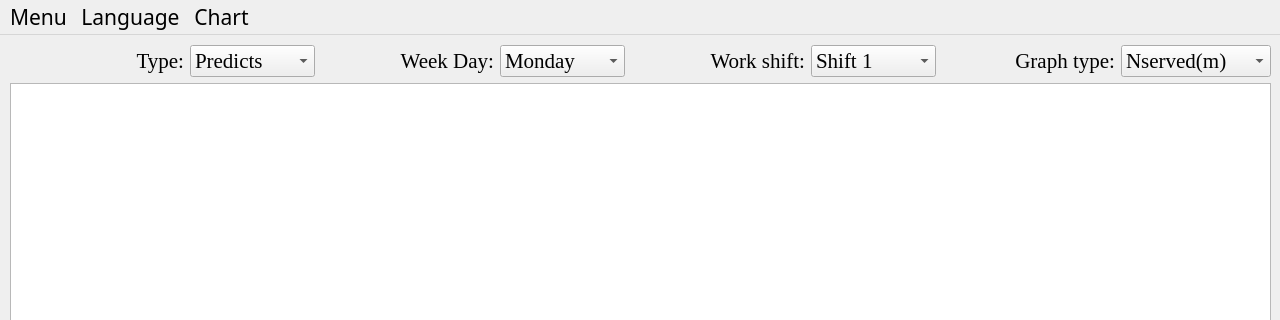
Qt form src/view/mainwindow.ui (Vemestael/gw-dss-cpp) before a commit; both pictures show x 0 to 1280 and y 0 to 320 of the 1280 by 680 pixel window.
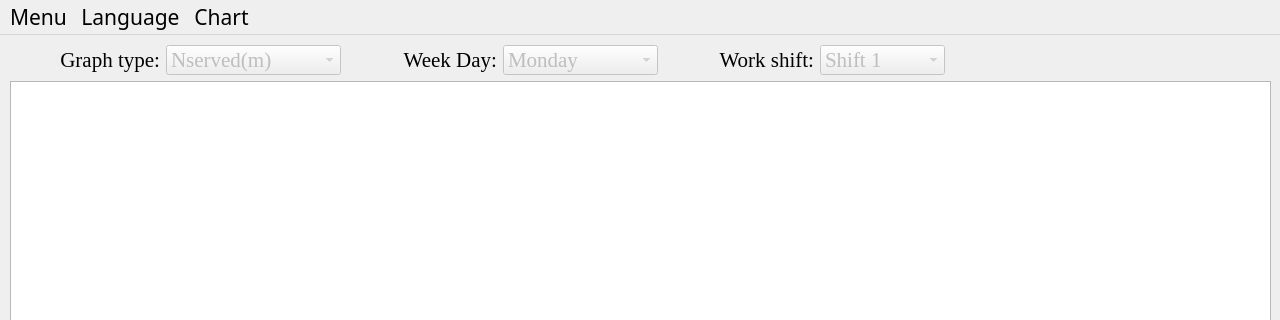
The same form after that commit.

Commit message: add output of operating characteristics to graph

The edit to the form file:
```diff
--- a/src/view/mainwindow.ui
+++ b/src/view/mainwindow.ui
@@ -669,7 +669,13 @@
      <item row="0" column="0" colspan="2">
       <layout class="QHBoxLayout" name="horizontalLayout_7">
        <item>
-        <widget class="QLabel" name="label_9">
+        <widget class="QLabel" name="label_12">
+         <property name="minimumSize">
+          <size>
+           <width>150</width>
+           <height>30</height>
+          </size>
+         </property>
          <property name="font">
           <font>
            <family>Times New Roman</family>
@@ -677,7 +683,7 @@
           </font>
          </property>
          <property name="text">
-          <string>Type:</string>
+          <string>Graph type:</string>
          </property>
          <property name="alignment">
           <set>Qt::AlignRight|Qt::AlignTrailing|Qt::AlignVCenter</set>
@@ -685,17 +691,20 @@
         </widget>
        </item>
        <item>
-        <widget class="QComboBox" name="typeBox">
+        <widget class="QComboBox" name="graphBox">
+         <property name="enabled">
+          <bool>false</bool>
+         </property>
          <property name="minimumSize">
           <size>
-           <width>125</width>
-           <height>32</height>
+           <width>175</width>
+           <height>30</height>
           </size>
          </property>
          <property name="maximumSize">
           <size>
-           <width>125</width>
-           <height>32</height>
+           <width>175</width>
+           <height>30</height>
           </size>
          </property>
          <property name="font">
@@ -706,7 +715,7 @@
          </property>
          <item>
           <property name="text">
-           <string>Predicts</string>
+           <string>Nserved(m)</string>
           </property>
          </item>
          <item>
@@ -718,6 +727,12 @@
        </item>
        <item>
         <widget class="QLabel" name="label_10">
+         <property name="minimumSize">
+          <size>
+           <width>150</width>
+           <height>30</height>
+          </size>
+         </property>
          <property name="font">
           <font>
            <family>Times New Roman</family>
@@ -734,16 +749,19 @@
        </item>
        <item>
         <widget class="QComboBox" name="dayBox">
+         <property name="enabled">
+          <bool>false</bool>
+         </property>
          <property name="minimumSize">
           <size>
-           <width>125</width>
-           <height>32</height>
+           <width>155</width>
+           <height>30</height>
           </size>
          </property>
          <property name="maximumSize">
           <size>
-           <width>125</width>
-           <height>32</height>
+           <width>155</width>
+           <height>30</height>
           </size>
          </property>
          <property name="font">
@@ -791,6 +809,12 @@
        </item>
        <item>
         <widget class="QLabel" name="label_11">
+         <property name="minimumSize">
+          <size>
+           <width>150</width>
+           <height>30</height>
+          </size>
+         </property>
          <property name="font">
           <font>
            <family>Times New Roman</family>
@@ -807,16 +831,19 @@
        </item>
        <item>
         <widget class="QComboBox" name="shiftBox">
+         <property name="enabled">
+          <bool>false</bool>
+         </property>
          <property name="minimumSize">
           <size>
            <width>125</width>
-           <height>32</height>
+           <height>30</height>
           </size>
          </property>
          <property name="maximumSize">
           <size>
            <width>125</width>
-           <height>32</height>
+           <height>30</height>
           </size>
          </property>
          <property name="font">
@@ -843,57 +870,17 @@
         </widget>
        </item>
        <item>
-        <widget class="QLabel" name="label_12">
-         <property name="font">
-          <font>
-           <family>Times New Roman</family>
-           <pointsize>16</pointsize>
-          </font>
+        <spacer name="horizontalSpacer_3">
+         <property name="orientation">
+          <enum>Qt::Horizontal</enum>
          </property>
-         <property name="text">
-          <string>Graph type:</string>
-         </property>
-         <property name="alignment">
-          <set>Qt::AlignRight|Qt::AlignTrailing|Qt::AlignVCenter</set>
-         </property>
-        </widget>
-       </item>
-       <item>
-        <widget class="QComboBox" name="graphBox">
-         <property name="minimumSize">
+         <property name="sizeHint" stdset="0">
           <size>
-           <width>150</width>
-           <height>32</height>
+           <width>40</width>
+           <height>20</height>
           </size>
          </property>
-         <property name="maximumSize">
-          <size>
-           <width>150</width>
-           <height>32</height>
-          </size>
-         </property>
-         <property name="font">
-          <font>
-           <family>Times New Roman</family>
-           <pointsize>16</pointsize>
-          </font>
-         </property>
-         <item>
-          <property name="text">
-           <string>Nserved(m)</string>
-          </property>
-         </item>
-         <item>
-          <property name="text">
-           <string>Nunserved(m)</string>
-          </property>
-         </item>
-         <item>
-          <property name="text">
-           <string>L(m)</string>
-          </property>
-         </item>
-        </widget>
+        </spacer>
        </item>
       </layout>
      </item>
```
Left out of the diff: 15 changed lines with no effect on the pictures. The commit also changes 8 other files.
